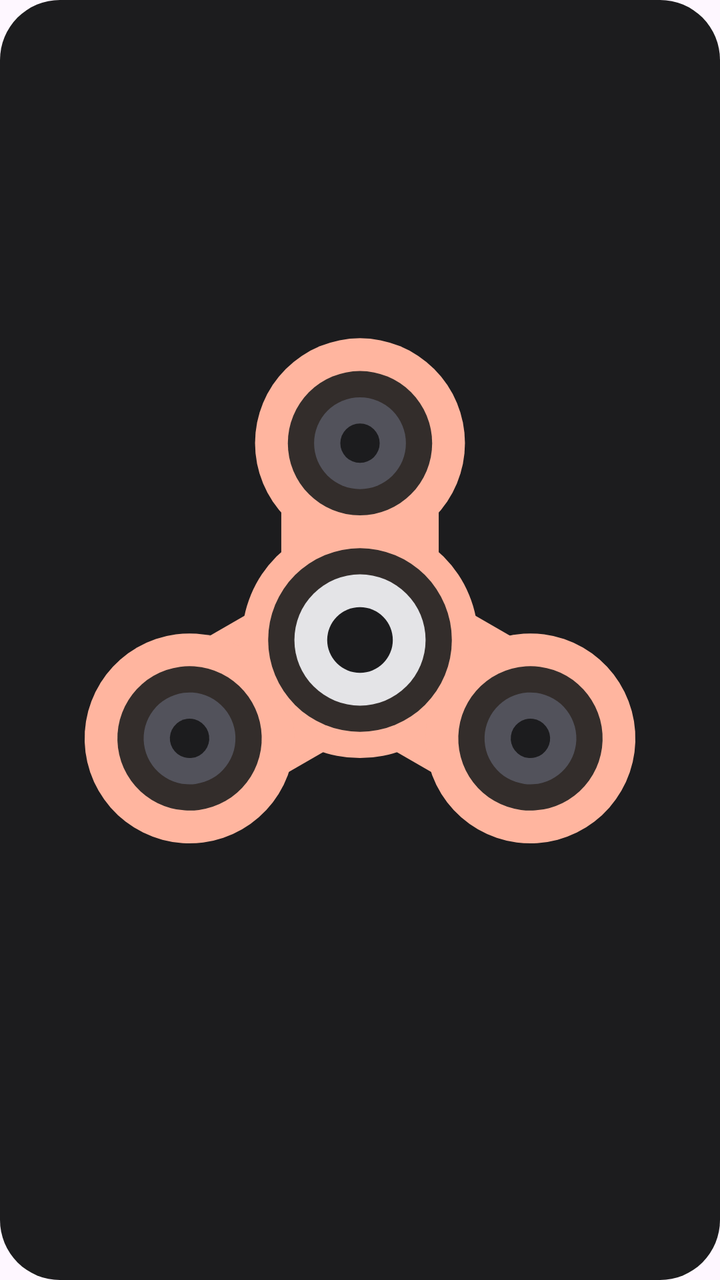
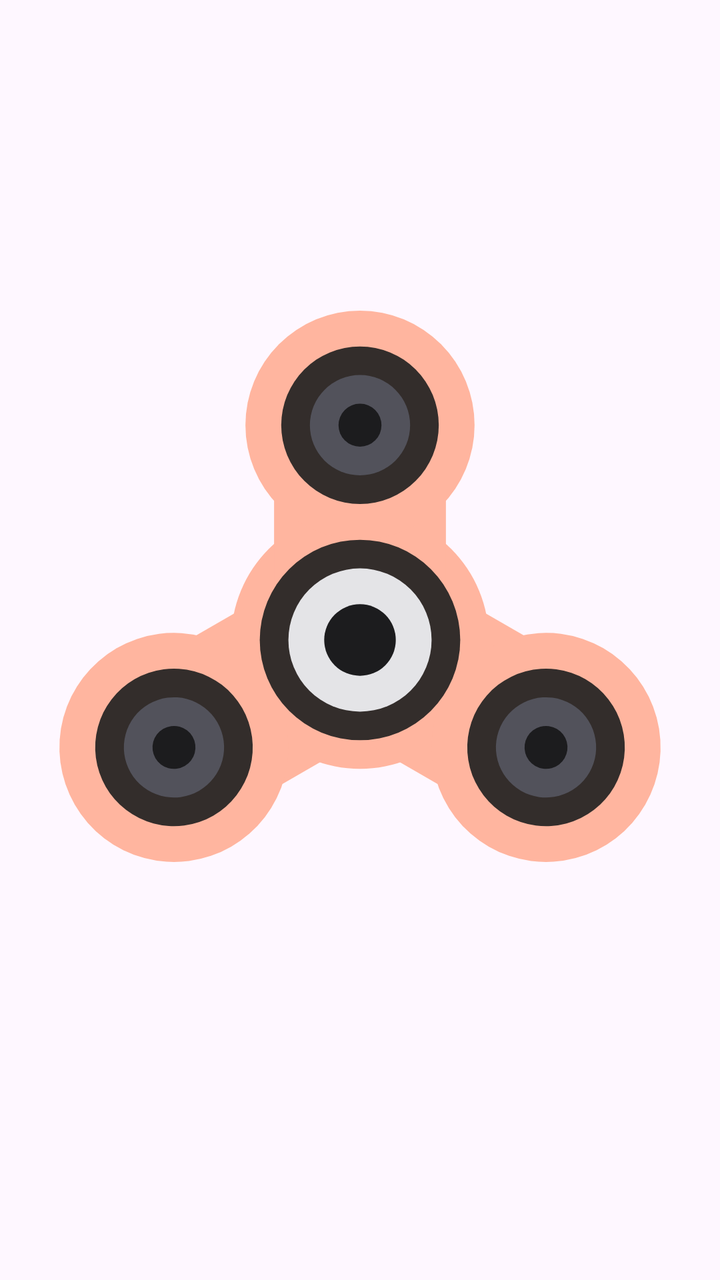

The first picture is an Android layout as it rendered before a commit; the second is the same layout after the commit. The layout source and the unified diff follow.
<!-- AndroidManifest.xml: application theme Theme.OwnPhotoONWall -->
<!-- res/layout/widget_fidget_spinner.xml -->
<?xml version="1.0" encoding="utf-8"?>
<RelativeLayout xmlns:android="http://schemas.android.com/apk/res/android"
    android:layout_width="match_parent"
    android:layout_height="match_parent"
    android:background="@drawable/modern_button"
    android:backgroundTint="#1C1C1E"
    android:padding="16dp">

    <ImageView
        android:id="@+id/imgFidgetSpinner"
        android:layout_width="match_parent"
        android:layout_height="match_parent"
        android:layout_centerInParent="true"
        android:src="@drawable/ic_fidget_spinner" />

</RelativeLayout>
<!-- resources referenced by this layout -->
<resources>
  <!-- drawable ic_fidget_spinner: vector/xml drawable (drawable, 3010 chars, omitted) -->
  <!-- drawable modern_button (drawable) -->
  <?xml version="1.0" encoding="utf-8"?>
  
  <shape xmlns:android="http://schemas.android.com/apk/res/android" android:shape="rectangle">
      <corners android:radius="30dp" /> <solid android:color="#2C2C2C" /> <padding android:left="16dp" android:right="16dp" android:top="12dp" android:bottom="12dp" />
  </shape>
  <style name="Theme.OwnPhotoONWall" parent="Base.Theme.OwnPhotoONWall" />
  <style name="Base.Theme.OwnPhotoONWall" parent="Theme.Material3.DayNight.NoActionBar">
          <item name="android:windowActivityTransitions">true</item>
          <item name="android:windowContentTransitions">true</item>
      </style>
</resources>

<!-- the commit's change to res/layout/widget_fidget_spinner.xml (unified diff, before → after) -->
@@ -3,8 +3,8 @@
     android:layout_width="match_parent"
     android:layout_height="match_parent"
     android:background="@drawable/modern_button"
-    android:backgroundTint="#1C1C1E"
-    android:padding="16dp">
+    android:backgroundTint="@android:color/transparent"
+    android:padding="1dp">
 
     <ImageView
         android:id="@+id/imgFidgetSpinner"
